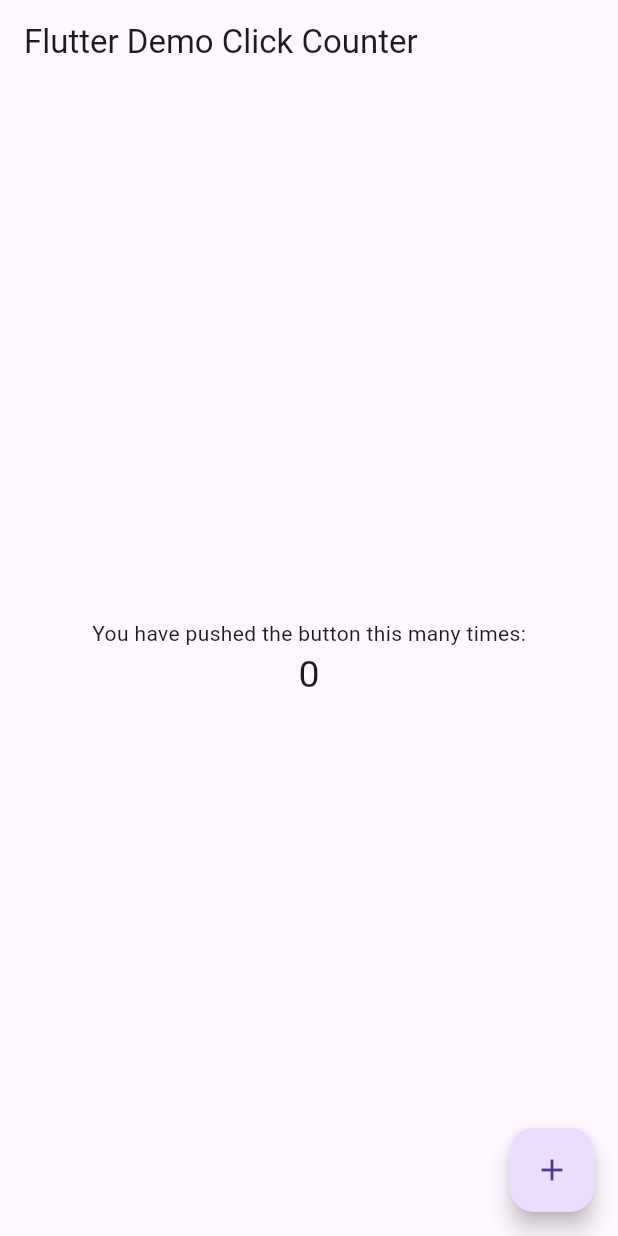
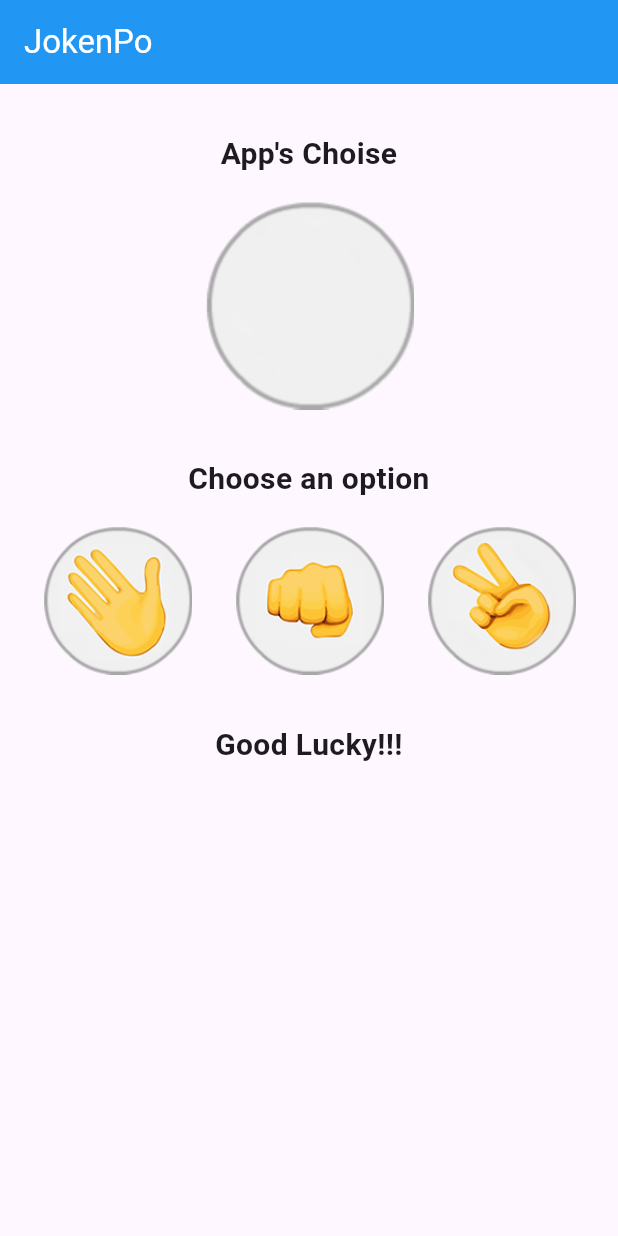
Before and after one commit to jp9141joao/rock-paper-scissor, a Flutter app: the screen it shows after launch, on a phone screen of 412 x 824 dp. Run offline on Flutter 3.47's test engine with Material 3 defaults, Android fonts, the phone set to English and light mode, and no system bars.

Commit message:
initial commit

```diff
--- /dev/null
+++ b/lib/game.dart
@@ -0,0 +1,124 @@
+import 'package:flutter/material.dart';
+import 'dart:math';
+
+class Game extends StatefulWidget {
+  const Game({super.key});
+
+  @override
+  State<Game> createState() => _GameState();
+}
+
+class _GameState extends State<Game> {
+  var _appImage = AssetImage('images/default.png');
+  var _finalOutcome = "Good Lucky!!!";
+
+  void _optionSelected(String userChoice) {
+    var options = ['paper', 'rock', 'scissor'];
+    var number = Random().nextInt(3);
+    var systemChoice = options[number];
+
+    print(userChoice);
+    print(systemChoice);
+
+    switch (systemChoice) {
+      case "paper":
+        print(10);
+        setState(() {
+          _appImage = AssetImage("images/paper.png");
+        });
+        break;
+
+      case "rock":
+        print(20);
+        setState(() {
+          _appImage = AssetImage("images/rock.png");
+        });
+        break;
+
+      case "scissor":
+        print(30);
+
+        setState(() {
+          _appImage = AssetImage("images/scissor.png");
+        });
+        break;
+    }
+
+    if ((userChoice == "paper" && systemChoice == "paper") ||
+        (userChoice == "rock" && systemChoice == "rock") ||
+        (userChoice == "scissor" && systemChoice == "scissor")) {
+      setState(() {
+        _finalOutcome = "The game is a tie!";
+      });
+    } else if ((userChoice == "paper" && systemChoice == "scissor") ||
+        (userChoice == "rock" && systemChoice == "paper") ||
+        (userChoice == "scissor" && systemChoice == "rock")) {
+      setState(() {
+        _finalOutcome = "You lost!";
+      });
+    } else {
+      setState(() {
+        _finalOutcome = "You won!";
+      });
+    }
+  }
+
+  @override
+  Widget build(BuildContext context) {
+    return Scaffold(
+      appBar: AppBar(
+        backgroundColor: Colors.blue,
+        foregroundColor: Colors.white,
+        title: const Text('JokenPo'),
+      ),
+      body: Column(
+        crossAxisAlignment: CrossAxisAlignment.center,
+        children: <Widget>[
+          Padding(
+            padding: EdgeInsets.only(top: 32, bottom: 16),
+            child: Text("App's Choise",
+                textAlign: TextAlign.center,
+                style: TextStyle(fontSize: 20, fontWeight: FontWeight.bold)),
+          ),
+          Image(image: _appImage),
+          Padding(
+            padding: EdgeInsets.only(top: 32, bottom: 16),
+            child: Text(
+              "Choose an option",
+              textAlign: TextAlign.center,
+              style: TextStyle(fontSize: 20, fontWeight: FontWeight.bold),
+            ),
+          ),
+          Row(
+            mainAxisAlignment: MainAxisAlignment.spaceEvenly,
+            children: <Widget>[
+              GestureDetector(
+                onTap: () => _optionSelected('paper'),
+                child: const Image(
+                    image: AssetImage("images/paper.png"), height: 100),
+              ),
+              GestureDetector(
+                onTap: () => _optionSelected('rock'),
+                child: const Image(
+                    image: AssetImage("images/rock.png"), height: 100),
+              ),
+              GestureDetector(
+                onTap: () => _optionSelected('scissor'),
+                child: const Image(
+                    image: AssetImage("images/scissor.png"), height: 100),
+              ),
+            ],
+          ),
+          Padding(
+            padding: EdgeInsets.only(top: 32, bottom: 16),
+            child: Text(
+              _finalOutcome,
+              textAlign: TextAlign.center,
+              style: TextStyle(fontSize: 20, fontWeight: FontWeight.bold),
+            ),
+          )
+        ],
+      ),
+    );
+  }
+}
--- a/lib/main.dart
+++ b/lib/main.dart
@@ -1,92 +1,8 @@
 import 'package:flutter/material.dart';
+import 'package:jokenpo/game.dart';
 
-void main() => runApp(const MyApp());
-
-class MyApp extends StatelessWidget {
-  const MyApp({super.key});
-  static const String _title = 'Flutter Stateful Clicker Counter';
-  // This widget is the root of your application.
-  @override
-  Widget build(BuildContext context) {
-    return MaterialApp(
-      title: _title,
-      theme: ThemeData(
-        // useMaterial3: false,
-        primarySwatch: Colors.blue,
-      ),
-      home: const MyHomePage(),
-    );
-  }
+void main() {
+  runApp(MaterialApp(
+    home: Game(),
+  ));
 }
-
-class MyHomePage extends StatefulWidget {
-  const MyHomePage({super.key});
-  // This widget is the home page of your application. It is stateful, meaning
-  // that it has a State object (defined below) that contains fields that affect
-  // how it looks.
-  // This class is the configuration for the state.
-  @override
-  _MyHomePageState createState() => _MyHomePageState();
-}
-
-class _MyHomePageState extends State<MyHomePage> {
-  int _counter = 0;
-
-  void _incrementCounter() {
-    setState(() {
-      // This call to setState tells the Flutter framework that something has
-      // changed in this State, which causes it to rerun the build method below
-      // so that the display can reflect the updated values. If we changed
-      // _counter without calling setState(), then the build method would not be
-      // called again, and so nothing would appear to happen.
-      _counter++;
-    });
-  }
-
-  @override
-  Widget build(BuildContext context) {
-    // This method is rerun every time setState is called, for instance as done
-    // by the _incrementCounter method above.
-    //
-    // The Flutter framework has been optimized to make rerunning build methods
-    // fast, so that you can just rebuild anything that needs updating rather
-    // than having to individually change instances of widgets.
-    return Scaffold(
-      appBar: AppBar(
-        // Here we take the value from the MyHomePage object that was created by
-        // the App.build method, and use it to set our appbar title.
-        title: const Text('Flutter Demo Click Counter'),
-      ),
-      body: Center(
-        // Center is a layout widget. It takes a single child and positions it
-        // in the middle of the parent.
-        child: Column(
-          // Column is also a layout widget. It takes a list of children and
-          // arranges them vertically. By default, it sizes itself to fit its
-          // children horizontally, and tries to be as tall as its parent.
-          //
-          // Column has various properties to control how it sizes itself and
-          // how it positions its children. Here we use mainAxisAlignment to
-          // center the children vertically; the main axis here is the vertical
-          // axis because Columns are vertical (the cross axis would be
-          // horizontal).
-          mainAxisAlignment: MainAxisAlignment.center,
-          children: <Widget>[
-            const Text(
-              'You have pushed the button this many times:',
-            ),
-            Text(
-              '$_counter',
-              style: const TextStyle(fontSize: 25),
-            ),
-          ],
-        ),
-      ),
-      floatingActionButton: FloatingActionButton(
-        onPressed: _incrementCounter,
-        tooltip: 'Increment',
-        child: const Icon(Icons.add),
-      ),
-    );
-  }
-}
```
Also changed, not shown: pubspec.yaml (+5 -3 lines), images/default.png (added), images/paper.png (added), images/rock.png (added), images/scissor.png (added).
